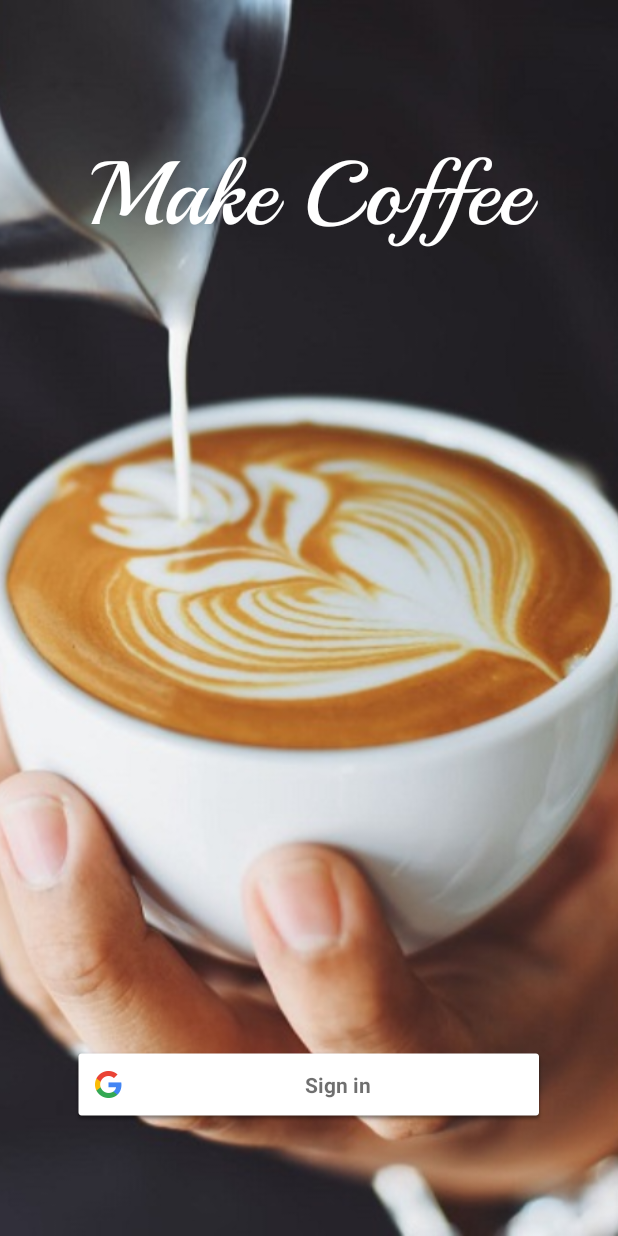
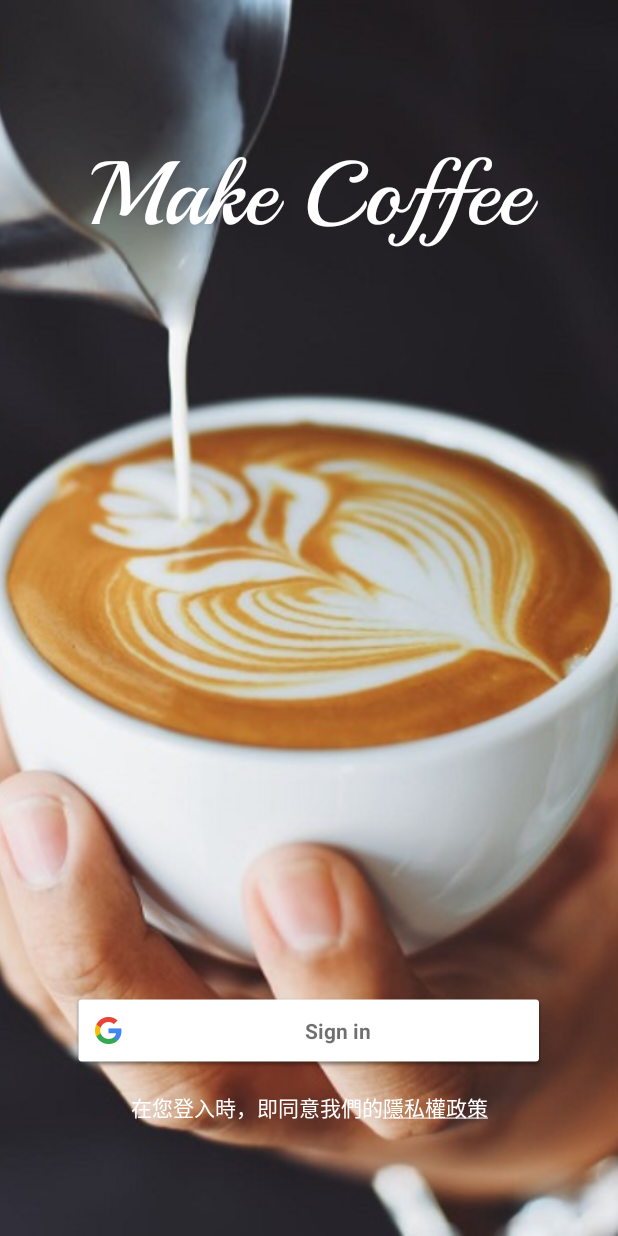
Before and after one commit to RogerTsai917/MakeCoffe, an Android app: the screen it shows after launch (LoginActivity), on a phone screen of 412 x 824 dp. Run offline under Robolectric (Android 15) with nearby library versions, the light colour scheme and no system bars; our stand-ins replace Firebase (no records; nobody signed in at launch, a user with empty details on screens opened directly); libraries missing offline, so code that uses them is left out: com.crashlytics.android, io.fabric.sdk; 1 statement that could not run was skipped.

Commit message:
add privacy policy

```diff
--- a/app/src/main/java/com/roger/makecoffee/loginactivity/LoginActivity.java
+++ b/app/src/main/java/com/roger/makecoffee/loginactivity/LoginActivity.java
@@ -3,7 +3,16 @@ package com.roger.makecoffee.loginactivity;
 import android.app.Activity;
 import android.content.Intent;
 import android.os.Bundle;
+import android.text.Html;
+import android.text.Spannable;
+import android.text.SpannableStringBuilder;
+import android.text.Spanned;
+import android.text.method.LinkMovementMethod;
+import android.text.style.ClickableSpan;
+import android.text.style.URLSpan;
+import android.util.Log;
 import android.view.View;
+import android.widget.TextView;
 import android.widget.Toast;
 
 import com.crashlytics.android.Crashlytics;
@@ -19,6 +28,8 @@ import io.fabric.sdk.android.Fabric;
 public class LoginActivity extends BaseActivity implements LoginContract.View, View.OnClickListener {
     private LoginContract.Presenter mPresenter;
     private SignInButton mSignInButton;
+    private TextView mPrivacyPolicyTextView;
+    private Spanned mSpanned;
 
     @Override
     protected void onCreate(Bundle savedInstanceState) {
@@ -45,6 +56,12 @@ public class LoginActivity extends BaseActivity implements LoginContract.View, V
 
         mSignInButton = findViewById(R.id.sign_in_button);
         mSignInButton.setOnClickListener(this);
+
+        mPrivacyPolicyTextView = findViewById(R.id.textView_login_privacy_policy);
+        mSpanned = Html.fromHtml(getString(R.string.login_privacy_policy_html));
+        mPrivacyPolicyTextView.setText(mSpanned);
+        mPrivacyPolicyTextView.setMovementMethod(LinkMovementMethod.getInstance());
+
     }
 
     @Override
--- a/app/src/main/java/com/roger/makecoffee/loginactivity/LoginPresenter.java
+++ b/app/src/main/java/com/roger/makecoffee/loginactivity/LoginPresenter.java
@@ -8,6 +8,8 @@ import com.google.android.gms.auth.api.signin.GoogleSignIn;
 import com.google.android.gms.auth.api.signin.GoogleSignInAccount;
 import com.google.android.gms.common.api.ApiException;
 import com.google.android.gms.tasks.Task;
+import com.roger.makecoffee.MakeCoffee;
+import com.roger.makecoffee.R;
 import com.roger.makecoffee.makecoffeeactivity.MakeCoffeeActivity;
 import com.roger.makecoffee.user.UserManager;
 
@@ -39,7 +41,7 @@ public class LoginPresenter implements LoginContract.Presenter {
             // Google Sign In failed.
             Log.w(TAG, "Google sign in failed", e);
             mView.showSignInButton();
-            mView.showToast("Google sign in failed");
+            mView.showToast(MakeCoffee.getAppContext().getString(R.string.google_login_failed));
         }
     }
 
--- a/app/src/main/java/com/roger/makecoffee/utils/Constants.java
+++ b/app/src/main/java/com/roger/makecoffee/utils/Constants.java
@@ -5,6 +5,8 @@ public class Constants {
 
     public static final String NEWS_URL =
             "https://newsapi.org/v2/everything?q=coffee&apiKey=af49a2f28f1f4e78b1267bb01efadaa3";
+
+    public static final String PRIVACY_POLICY_URL = "https://rogertsai917.wixsite.com/makecoffee";
 
     public static final int GET_IMAGE_FROM_ALBUM = 0x21;
 
--- a/app/src/main/res/layout/activity_login.xml
+++ b/app/src/main/res/layout/activity_login.xml
@@ -41,7 +41,7 @@
         android:id="@+id/sign_in_button"
         android:layout_width="0dp"
         android:layout_height="50dp"
-        android:layout_marginBottom="76dp"
+        android:layout_marginBottom="112dp"
         android:layout_marginEnd="48dp"
         android:layout_marginStart="48dp"
         app:layout_constraintBottom_toBottomOf="parent"
@@ -49,4 +49,19 @@
         app:layout_constraintHorizontal_bias="0.0"
         app:layout_constraintStart_toStartOf="parent" />
 
+    <TextView
+        android:id="@+id/textView_login_privacy_policy"
+        android:layout_width="wrap_content"
+        android:layout_height="wrap_content"
+        android:layout_marginEnd="8dp"
+        android:layout_marginStart="8dp"
+        android:layout_marginTop="16dp"
+        android:fontFamily="sans-serif-medium"
+        android:textColor="@android:color/white"
+        android:textSize="14sp"
+        app:layout_constraintEnd_toEndOf="parent"
+        app:layout_constraintStart_toStartOf="parent"
+        app:layout_constraintTop_toBottomOf="@+id/sign_in_button"
+        tools:text="在您登入時，即同意我們的隱私權政策" />
+
 </android.support.constraint.ConstraintLayout>
--- a/app/src/main/res/layout/activity_main.xml
+++ b/app/src/main/res/layout/activity_main.xml
@@ -34,6 +34,7 @@
         android:layout_marginTop="8dp"
         android:elevation="5dp"
         android:text="@string/news"
+        android:fontFamily="sans-serif-medium"
         android:textColor="#EEEEEE"
         android:textSize="20sp"
         app:layout_constraintBottom_toBottomOf="@+id/imageView_toolbar_icon"
--- a/app/src/main/res/values/colors.xml
+++ b/app/src/main/res/values/colors.xml
@@ -2,7 +2,7 @@
 <resources>
     <color name="colorPrimary">#b77e46</color>
     <color name="colorPrimaryDark">#b77e46</color>
-    <color name="colorAccent">#FF4081</color>
+    <color name="colorAccent">#FFFFFF</color>
 
     <color name="brown_A2_origin">#A27751</color>
     <color name="brown_B7">#b77e46</color>
--- a/app/src/main/res/values/strings.xml
+++ b/app/src/main/res/values/strings.xml
@@ -9,6 +9,7 @@
     <string name="articles">Articles</string>
     <string name="liked">Liked</string>
     <string name="profile">Profile</string>
+    <string name="privacy_policy">Privacy Policy</string>
     <string name="following">Following</string>
 
     <string name="completed">Completed!</string>
@@ -19,6 +20,7 @@
     <string name="restart">Restart</string>
     <string name="continue_text">Continue</string>
     <string name="google_login">Login with Google</string>
+    <string name="google_login_failed">Google Login Failed</string>
     <string name="logout">Log Out</string>
 
     <string name="write_article_title">Title: </string>
@@ -76,4 +78,10 @@
     <string name="liked_article_is_empty">您收藏的文章會顯示在這裡。</string>
     <string name="history_article_is_empty">您發布過的文章會顯示在這裡。</string>
 
+    <string name="login_privacy_policy_html">
+        <![CDATA[
+        <font color="#ffffff">在您登入時，即同意我們的<a href="https://rogertsai917.wixsite.com/makecoffee">隱私權政策</a><br></font>
+        ]]>
+    </string>
+
 </resources>
```
Also changed, not shown: app/src/main/java/com/roger/makecoffee/makecoffeeactivity/MakeCoffeeActivity.java (+14 -1 lines), app/src/main/res/layout/navigation_main_header.xml (+41 -12 lines), app/src/main/res/drawable/icon_lock.png (added), app/src/main/res/drawable/make_coffee_title.png (deleted), 1 other file.
